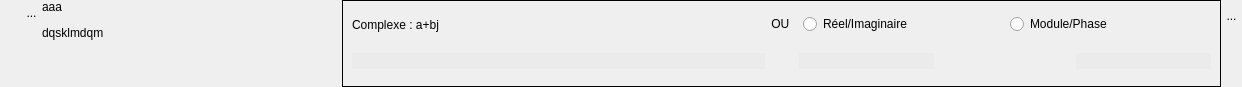
This is UiQT4/desWidgetSimpComplexe.ui in SalomePlatform/eficas_tools as Qt 5 draws it before an edit. The edited form follows.
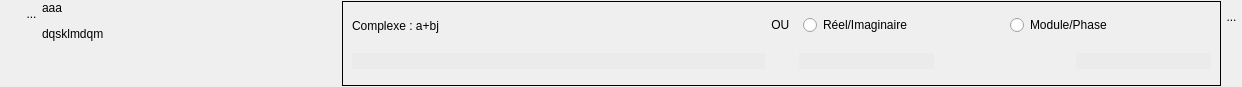
This is the edited form. Icons and pictures are not drawn. Custom widgets are drawn as their Qt base class.

Diff of the .ui file:
```diff
--- a/UiQT4/desWidgetSimpComplexe.ui
+++ b/UiQT4/desWidgetSimpComplexe.ui
@@ -41,9 +41,18 @@
    <property name="spacing">
     <number>0</number>
    </property>
-   <property name="margin">
+   <property name="leftMargin">
     <number>0</number>
    </property>
+   <property name="topMargin">
+    <number>1</number>
+   </property>
+   <property name="rightMargin">
+    <number>0</number>
+   </property>
+   <property name="bottomMargin">
+    <number>1</number>
+   </property>
    <item>
     <layout class="QVBoxLayout" name="verticalLayout_2">
      <property name="spacing">
```
